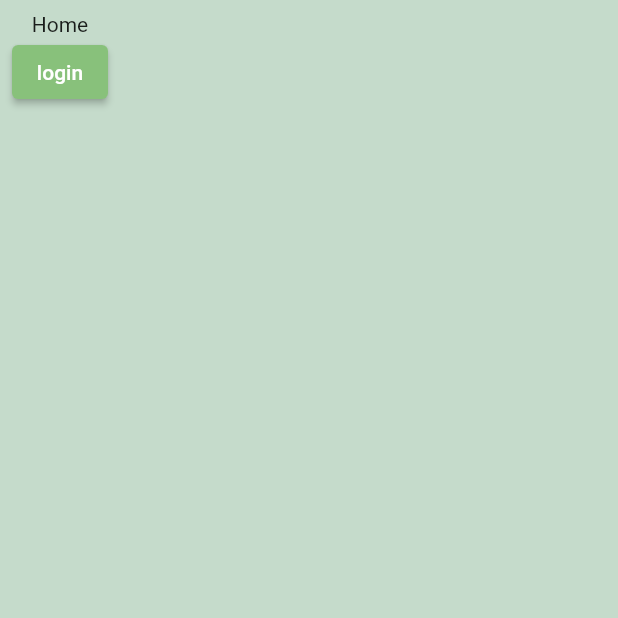
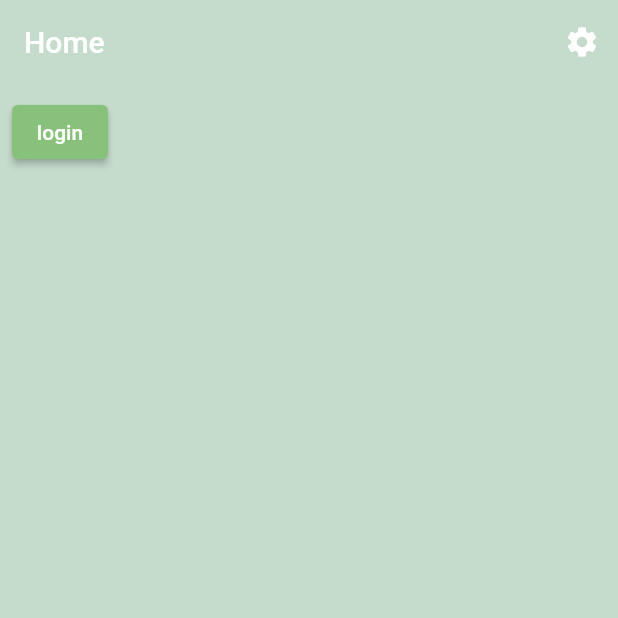
Before and after one commit to OlyNet/olydorfapp, a Flutter app: the InfoView screen opened directly, on a phone screen of 412 x 824 dp, the top half of it. Run offline on Flutter 3.47's test engine with Material 2 defaults, Android fonts, the phone set to English and light mode, and no system bars; our stand-ins replace appwrite, flutter_chat_types, flutter_chat_ui, flutter_map, flutter_speed_dial, hooks_riverpod and 3 more; accounts and stored records are empty; network calls fail.

Commit message:
add theme settings

```diff
--- a/lib/views/info/info_view.dart
+++ b/lib/views/info/info_view.dart
@@ -3,6 +3,7 @@ import 'package:hooks_riverpod/hooks_riverpod.dart';
 import 'package:olydorf/global/consts.dart';
 import 'package:olydorf/models/user_model.dart';
 import 'package:olydorf/providers/auth_provider.dart';
+import 'package:olydorf/views/settings/settings_view.dart';
 
 class InfoView extends HookConsumerWidget {
   const InfoView({Key? key}) : super(key: key);
@@ -12,11 +13,22 @@ class InfoView extends HookConsumerWidget {
     final AppUser? currentUser = ref.watch(authProvider);
 
     return Scaffold(
-      appBar: AppBar(toolbarHeight: 0),
+      appBar: AppBar(
+        title: const Text("Home"),
+        backgroundColor: Colors.transparent,
+        elevation: 0,
+        actions: [
+          IconButton(
+              onPressed: () {
+                Navigator.of(context).push(MaterialPageRoute(
+                    builder: (context) => const SettingsView()));
+              },
+              icon: const Icon(Icons.settings))
+        ],
+      ),
       body: Padding(
         padding: const EdgeInsets.all(8.0),
         child: Column(children: [
-          const Text("Home"),
           if (currentUser == null) ...[
             ElevatedButton(
                 onPressed: () => Navigator.of(context).pushNamed(Routes.login),
```
Also changed, not shown: lib/views/settings/settings_view.dart (added, +49 -0 lines).
